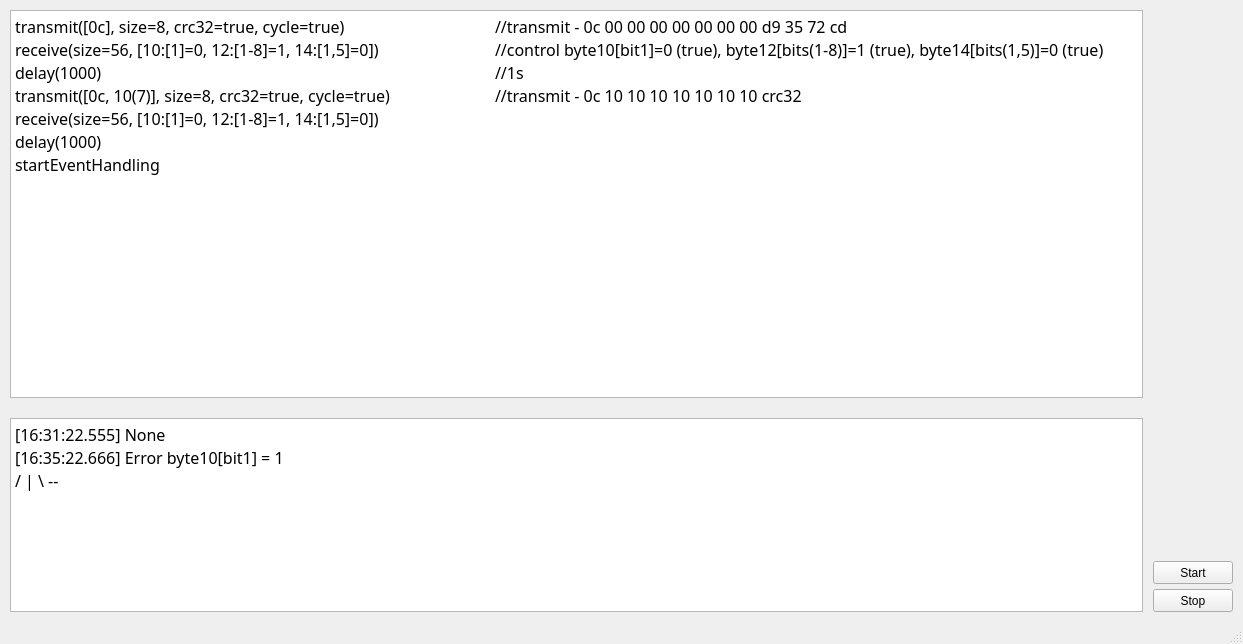
Above: window.ui from StepanTWL/mPDK before the change. Below: the same form after it.
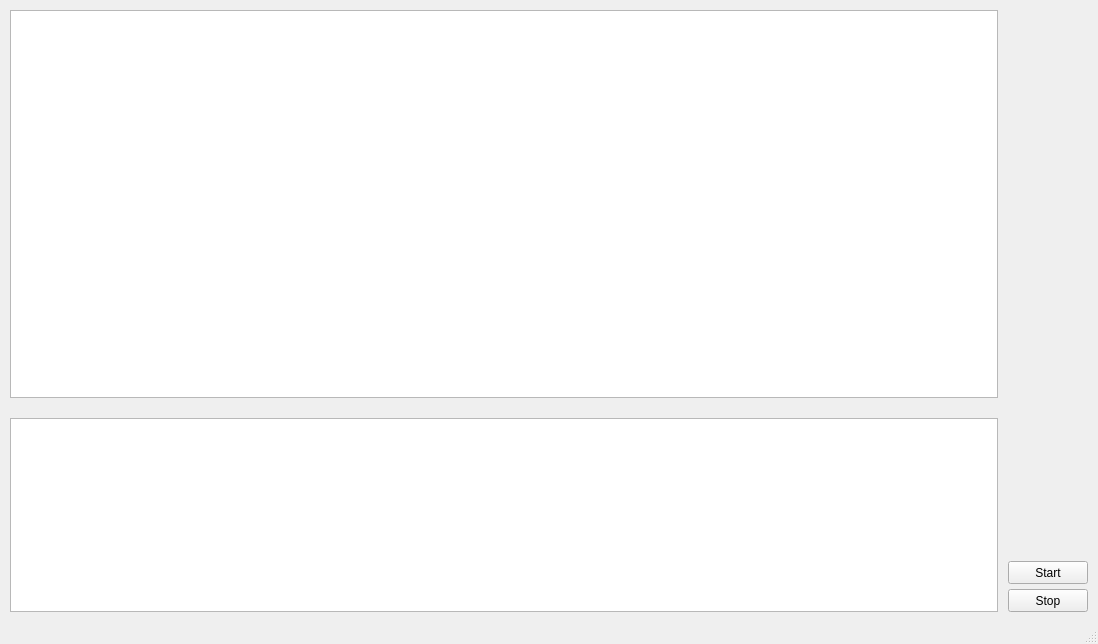
That is the form after the change.

Patch:
```diff
--- a/window.ui
+++ b/window.ui
@@ -6,7 +6,7 @@
    <rect>
     <x>0</x>
     <y>0</y>
-    <width>1243</width>
+    <width>1098</width>
     <height>644</height>
    </rect>
   </property>
@@ -59,9 +59,7 @@
          <bool>true</bool>
         </property>
         <property name="plainText">
-         <string>[16:31:22.555] None
-[16:35:22.666] Error byte10[bit1] = 1
-/ | \ --</string>
+         <string/>
         </property>
        </widget>
       </item>
@@ -92,13 +90,7 @@
          <string>&lt;html&gt;&lt;head/&gt;&lt;body&gt;&lt;p&gt;&lt;br/&gt;&lt;/p&gt;&lt;/body&gt;&lt;/html&gt;</string>
         </property>
         <property name="plainText">
-         <string>transmit([0c], size=8, crc32=true, cycle=true)		//transmit - 0c 00 00 00 00 00 00 00 d9 35 72 cd
-receive(size=56, [10:[1]=0, 12:[1-8]=1, 14:[1,5]=0]) 		//control byte10[bit1]=0 (true), byte12[bits(1-8)]=1 (true), byte14[bits(1,5)]=0 (true)
-delay(1000) 					//1s
-transmit([0c, 10(7)], size=8, crc32=true, cycle=true)		//transmit - 0c 10 10 10 10 10 10 10 crc32
-receive(size=56, [10:[1]=0, 12:[1-8]=1, 14:[1,5]=0])
-delay(1000)
-startEventHandling</string>
+         <string/>
         </property>
        </widget>
       </item>
```
Left out of the diff: 2 changed lines with no effect on the pictures.
